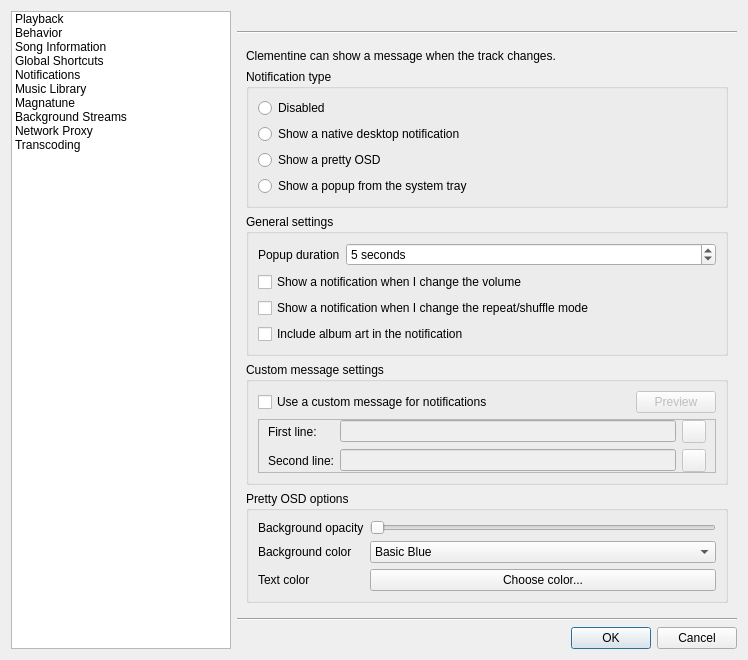
Before: the Qt Designer form src/ui/settingsdialog.ui in clementine-player/Clementine, drawn with Qt 5.
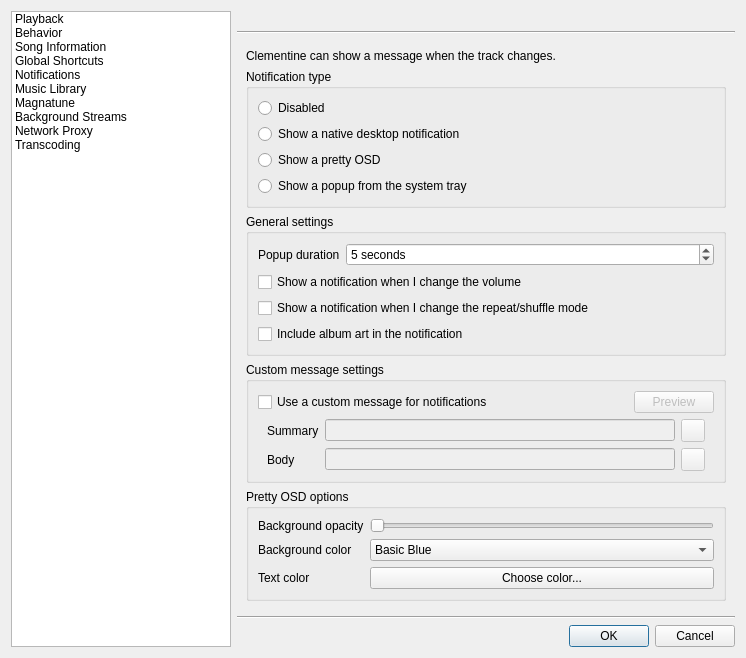
After: the same form once the commit is applied. Icons and pictures are not drawn. Custom widgets are drawn as their Qt base class.

Commit message: New lines are now allowed in OSD if the notification type support them

What changed in the file:
```diff
--- a/src/ui/settingsdialog.ui
+++ b/src/ui/settingsdialog.ui
@@ -6,7 +6,7 @@
    <rect>
     <x>0</x>
     <y>0</y>
-    <width>748</width>
+    <width>746</width>
     <height>642</height>
    </rect>
   </property>
@@ -901,7 +901,7 @@
             <item>
              <widget class="QFrame" name="frame">
               <property name="frameShape">
-               <enum>QFrame::StyledPanel</enum>
+               <enum>QFrame::NoFrame</enum>
               </property>
               <property name="frameShadow">
                <enum>QFrame::Plain</enum>
@@ -936,14 +936,14 @@
                <item row="0" column="0">
                 <widget class="QLabel" name="label_19">
                  <property name="text">
-                  <string>First line:</string>
+                  <string>Summary</string>
                  </property>
                 </widget>
                </item>
                <item row="1" column="0">
                 <widget class="QLabel" name="label_20">
                  <property name="text">
-                  <string>Second line:</string>
+                  <string>Body</string>
                  </property>
                 </widget>
                </item>
```
Left out of the diff: 8 changed lines with no effect on the pictures. The commit also changes 54 other files.
